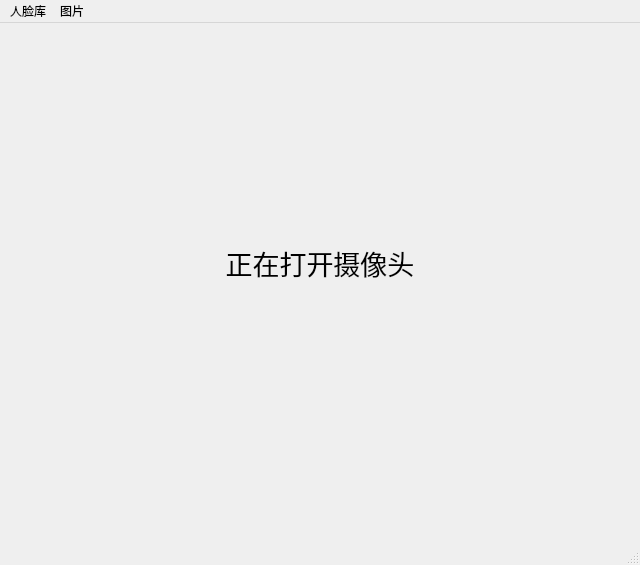
OWmess/FaceRecognition, file src/UI/mainwindow.ui: the form before one commit.
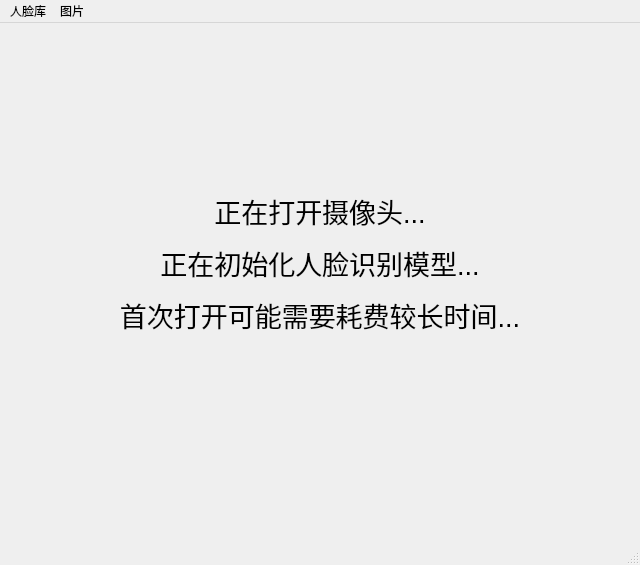
The form after the commit.

What changed in the file:
```diff
--- a/src/UI/mainwindow.ui
+++ b/src/UI/mainwindow.ui
@@ -29,7 +29,7 @@
      </font>
     </property>
     <property name="text">
-     <string>正在打开摄像头</string>
+     <string>&lt;html&gt;&lt;head/&gt;&lt;body&gt;&lt;p&gt;正在打开摄像头...&lt;/p&gt;&lt;p&gt;正在初始化人脸识别模型...&lt;/p&gt;&lt;p&gt;首次打开可能需要耗费较长时间...&lt;/p&gt;&lt;/body&gt;&lt;/html&gt;</string>
     </property>
     <property name="alignment">
      <set>Qt::AlignCenter</set>
```
